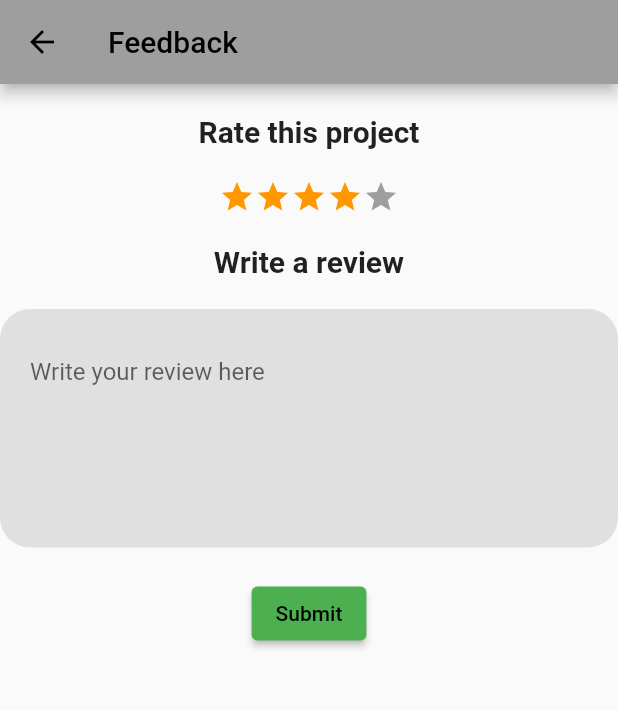
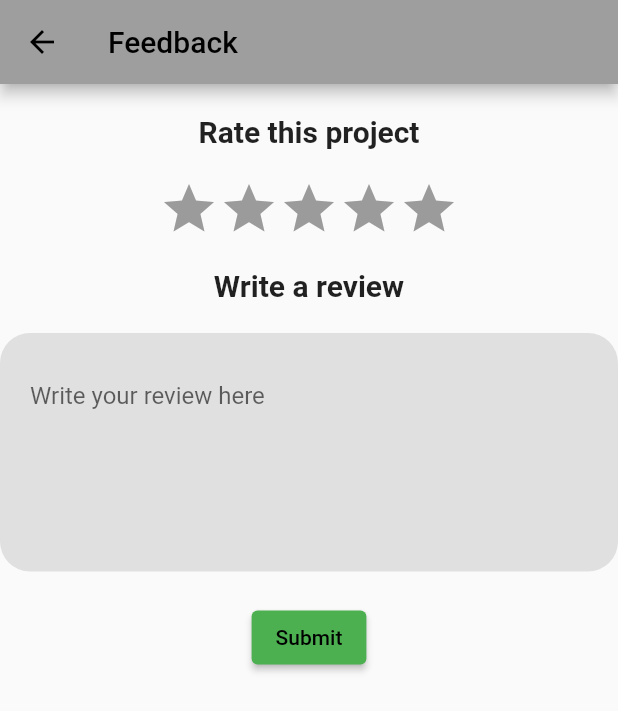
Before and after one commit to SI-Abid/Code_Samurai, a Flutter app: the ProjectInfo widget shown alone on an empty page, opened directly with empty values, after a tap on "Give Feedback", on a phone screen of 412 x 824 dp. Shown: the top 711 px of the screen. Run offline on Flutter 3.47's test engine with Material 2 defaults, Android fonts, the light colour scheme and no system bars; drawn by our look-alikes of flutter_rating_bar; our stand-ins replace cloud_firestore, firebase_core, flutter_riverpod, google_maps_flutter, location; accounts and stored records are empty.

Commit message:
Final push for citizen user part

```diff
--- a/lib/models/project.dart
+++ b/lib/models/project.dart
@@ -11,6 +11,7 @@ class Project {
   double timespan;
   String goal;
   double completion;
+  double rating;
 
   Project({
     required this.projectId,
@@ -25,6 +26,7 @@ class Project {
     required this.timespan,
     required this.goal,
     required this.completion,
+    this.rating = 0,
   });
 
   factory Project.fromJson(Map<String, dynamic> json) {
@@ -41,6 +43,7 @@ class Project {
       timespan: double.parse(json['timespan']),
       goal: json['goal'],
       completion: double.parse(json['completion']),
+      rating: double.parse(json['rating']??'0'),
     );
   }
 }
--- a/lib/pages/project_info.dart
+++ b/lib/pages/project_info.dart
@@ -1,8 +1,7 @@
-import 'dart:ui';
-
 import 'package:code_samurai/models/project.dart';
 import 'package:code_samurai/services/helper.dart';
 import 'package:flutter/material.dart';
+import 'package:flutter_rating_bar/flutter_rating_bar.dart';
 
 class ProjectInfo extends StatelessWidget {
   final Project project;
@@ -13,9 +12,11 @@ class ProjectInfo extends StatelessWidget {
   Widget build(BuildContext context) {
     return Container(
       padding: const EdgeInsets.all(20),
-      decoration: BoxDecoration(
+      decoration: const BoxDecoration(
         color: Colors.white,
-        borderRadius: BorderRadius.circular(20),
+        borderRadius: BorderRadius.vertical(
+          top: Radius.circular(20),
+        ),
       ),
       child: Column(
         mainAxisSize: MainAxisSize.min,
@@ -63,27 +64,36 @@ class ProjectInfo extends StatelessWidget {
               // bottom aligned
               crossAxisAlignment: CrossAxisAlignment.end,
               children: [
-                Text(
+                Flexible(
+                  flex: 1,
+                  child: Text(
                     project.actualCost.toString(),
                     style: const TextStyle(
                       fontSize: 34,
                       fontWeight: FontWeight.bold,
                     ),
                   ),
-                Text(
+                ),
+                Flexible(
+                  flex: 1,
+                  child: Text(
                     'cr/${project.cost.toString()}cr',
                     style: const TextStyle(
                       fontSize: 16,
                     ),
                   ),
+                ),
                 // 5 star rating system
-                const SizedBox(width: 110),
-                Row(
+                Flexible(
+                  flex: 3,
+                  child: Row(
+                    mainAxisAlignment: MainAxisAlignment.end,
                     children: List.generate(
                       5,
                       (index) => Icon(
                         Icons.star,
-                      color: index < 4 ? Colors.orange : Colors.grey,
+                        color: index < project.rating ? Colors.orange : Colors.grey,
+                      ),
                     ),
                   ),
                 ),
@@ -140,16 +150,15 @@ class FeedbackPage extends StatelessWidget {
             ),
           ),
           const SizedBox(height: 20),
-          Row(
-            mainAxisAlignment: MainAxisAlignment.center,
-            children: List.generate(
-              5,
-              (index) => Icon(
+          RatingBar.builder(itemBuilder: (context, index) {
+            return const Icon(
               Icons.star,
-                color: index < 4 ? Colors.orange : Colors.grey,
-              ),
-            ),
-          ),
+              color: Colors.orange,
+            );
+          }, onRatingUpdate: (rating) {
+            // update rating
+            Helper.updateRating(project, rating);
+          }),
           const SizedBox(height: 20),
           const Text(
             'Write a review',
@@ -181,7 +190,8 @@ class FeedbackPage extends StatelessWidget {
             ),
             onPressed: () {
               // submit feedback
-              Helper.addFeedback(project.projectId, controller.text);
+              Helper.addFeedback(project.projectId, controller.text, project.rating);
+
               Navigator.pop(context);
             },
             child: const Text('Submit'),
--- a/pubspec.yaml
+++ b/pubspec.yaml
@@ -34,6 +34,7 @@ dependencies:
   firebase_core: ^2.4.0
   flutter:
     sdk: flutter
+  flutter_rating_bar: ^4.0.1
   flutter_riverpod: ^2.1.1
   geolocator: ^9.0.2
   google_maps_flutter: ^2.2.2
```
Also changed, not shown: lib/pages/map_page.dart (+7 -1 lines), lib/services/helper.dart (+38 -1 lines), pubspec.lock. Lines whose indentation alone changed are shown as unchanged.
